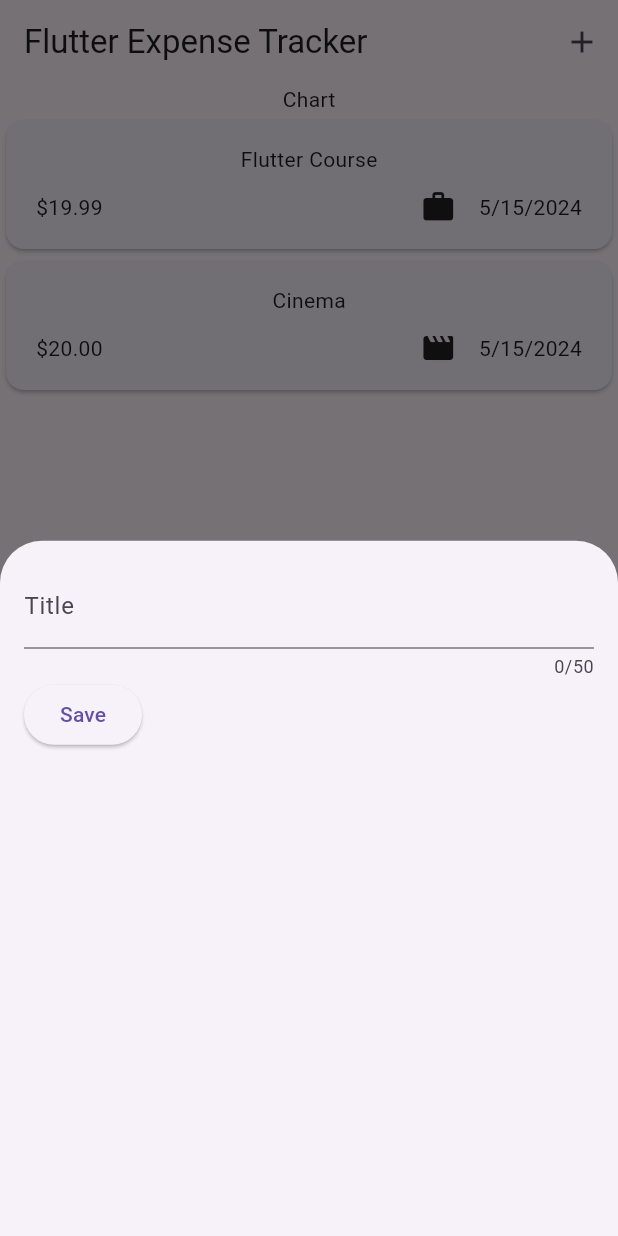
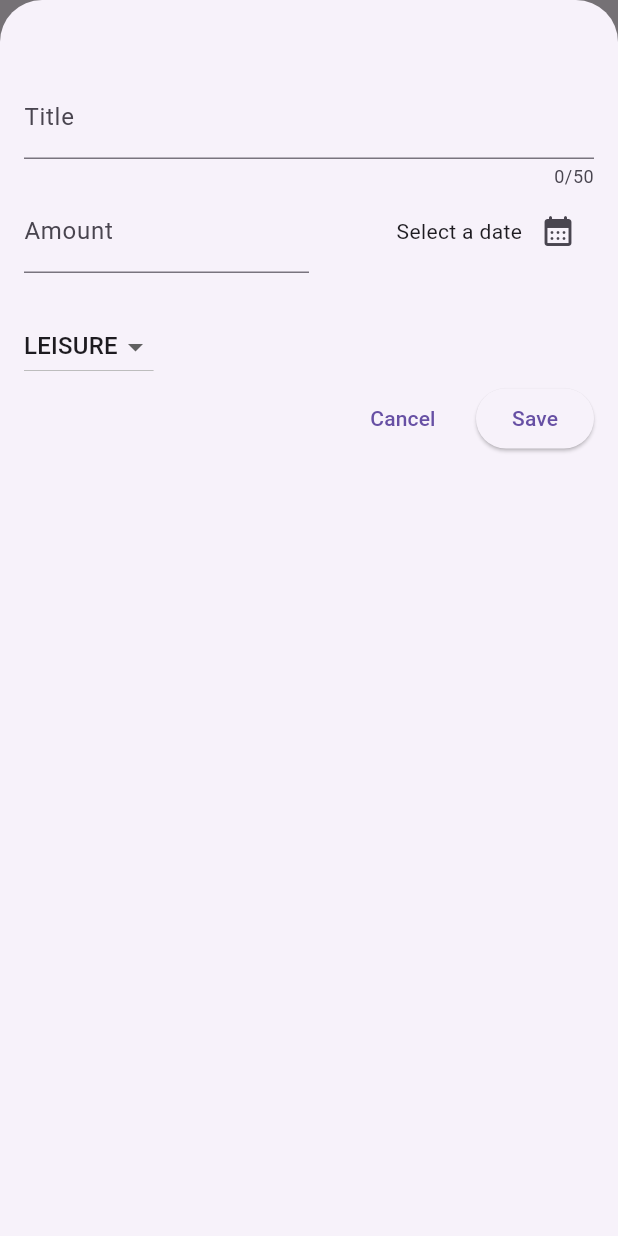
Before and after one commit to TerminalWarlord/Expense-Tracker-App, a Flutter app: the screen it shows after launch, after a tap on the "add" icon, on a phone screen of 412 x 824 dp. Run offline on Flutter 3.47's test engine with Material 2 defaults, Android fonts, the phone set to English and light mode, and no system bars.

```diff
--- a/lib/widgets/expense_list/expenses_list.dart
+++ b/lib/widgets/expense_list/expenses_list.dart
@@ -3,16 +3,24 @@ import 'package:flutter/material.dart';
 import 'package:expense_tracker/models/expense.dart';
 
 class ExpensesList extends StatelessWidget {
-  const ExpensesList({super.key, required this.expenses});
+  const ExpensesList(
+      {super.key, required this.expenses, required this.onRemoveExpense});
 
   final List<Expense> expenses;
+  final void Function(Expense expense) onRemoveExpense;
 
   @override
   Widget build(BuildContext context) {
     return ListView.builder(
       itemCount: expenses.length,
-      itemBuilder: (ctx, index) => ExpenseItem(
-        expense: expenses[index],
+      itemBuilder: (ctx, index) => Dismissible(
+        key: ValueKey(expenses[index]),
+        onDismissed: (direction) {
+          onRemoveExpense(expenses[index]);
+        },
+        child: ExpenseItem(
+          expense: expenses[index],
+        ),
       ),
     );
   }
--- a/lib/widgets/expenses.dart
+++ b/lib/widgets/expenses.dart
@@ -28,15 +28,49 @@ class _ExpensesState extends State<Expenses> {
     ),
   ];
 
+  void _addExpense(Expense newExpense) {
+    setState(() {
+      _userExpenses.add(newExpense);
+    });
+  }
+
   void _handleNewExpense() {
     showModalBottomSheet(
+      isScrollControlled: true,
       context: context,
-      builder: (ctx) => const NewExpense(),
+      builder: (ctx) => NewExpense(onAddExpense: _addExpense),
+    );
+  }
+
+  void _removeExpense(Expense expense) {
+    final expenseIndex = _userExpenses.indexOf(expense);
+    setState(() {
+      _userExpenses.remove(expense);
+    });
+    ScaffoldMessenger.of(context).showSnackBar(
+      SnackBar(
+        duration: const Duration(seconds: 3),
+        content: const Text('Expense has been delected!'),
+        action: SnackBarAction(
+            label: "Undo",
+            onPressed: () {
+              setState(() {
+                _userExpenses.insert(expenseIndex, expense);
+              });
+            }),
+      ),
     );
   }
 
   @override
   Widget build(BuildContext context) {
+    Widget mainContent = const Center(child: Text('No data! Try adding some!'));
+    if (_userExpenses.isNotEmpty) {
+      mainContent = ExpensesList(
+        expenses: _userExpenses,
+        onRemoveExpense: _removeExpense,
+      );
+    }
     return Scaffold(
       appBar: AppBar(
         title: const Text('Flutter Expense Tracker'),
@@ -51,7 +85,7 @@ class _ExpensesState extends State<Expenses> {
         children: [
           const Text('Chart'),
           Expanded(
-            child: ExpensesList(expenses: _userExpenses),
+            child: mainContent,
           ),
         ],
       ),
--- a/lib/widgets/new_expense.dart
+++ b/lib/widgets/new_expense.dart
@@ -1,8 +1,13 @@
 import 'package:flutter/material.dart';
+import 'package:intl/intl.dart';
+import 'package:expense_tracker/models/expense.dart';
+
+final formatter = DateFormat.yMd();
 
 class NewExpense extends StatefulWidget {
-  const NewExpense({super.key});
+  const NewExpense({super.key, required this.onAddExpense});
 
+  final void Function(Expense newExpense) onAddExpense;
   @override
   State<NewExpense> createState() {
     return _NewExpenseState();
@@ -10,20 +15,70 @@ class NewExpense extends StatefulWidget {
 }
 
 class _NewExpenseState extends State<NewExpense> {
-  var _enterredTitle = '';
+  final _titleController = TextEditingController();
+  final _amountController = TextEditingController();
+  DateTime? _selectedDate;
+  Category _selectedCategory = Category.leisure;
 
-  void _saveInputTitle(String userTitle) {
-    _enterredTitle = userTitle;
+  void _datePicker() async {
+    final now = DateTime.now();
+    final firstDate = DateTime(now.year - 1, now.month, now.day);
+    final pickedDate = await showDatePicker(
+        context: context,
+        initialDate: now,
+        firstDate: firstDate,
+        lastDate: now);
+    setState(() {
+      _selectedDate = pickedDate;
+    });
+  }
+
+  void _saveUserInput() {
+    final amount = double.tryParse(_amountController.text);
+    if (_titleController.text.trim().isEmpty ||
+        amount == null ||
+        amount <= 0 ||
+        _selectedDate == null) {
+      showDialog(
+        context: context,
+        builder: (ctx) => AlertDialog(
+          title: const Text('Invalid input!'),
+          content: const Text('Please make sure a valid input was enterred!'),
+          actions: [
+            TextButton(
+              onPressed: () => Navigator.pop(ctx),
+              child: const Text('Close'),
+            ),
+          ],
+        ),
+      );
+      return;
+    }
+    widget.onAddExpense(
+      Expense(
+          title: _titleController.text,
+          amount: amount,
+          category: _selectedCategory,
+          date: _selectedDate!),
+    );
+    Navigator.pop(context);
+  }
+
+  @override
+  void dispose() {
+    _titleController.dispose();
+    _amountController.dispose();
+    super.dispose();
   }
 
   @override
   Widget build(BuildContext context) {
     return Padding(
-      padding: const EdgeInsets.all(16),
+      padding: const EdgeInsets.fromLTRB(16, 50, 16, 16),
       child: Column(
         children: [
           TextField(
-            onChanged: _saveInputTitle,
+            controller: _titleController,
             maxLength: 50,
             decoration: const InputDecoration(
               label: Text('Title'),
@@ -31,10 +86,67 @@ class _NewExpenseState extends State<NewExpense> {
           ),
           Row(
             children: [
+              Expanded(
+                child: TextField(
+                  controller: _amountController,
+                  keyboardType: TextInputType.number,
+                  decoration: const InputDecoration(
+                    prefixText: '\$ ',
+                    label: Text('Amount'),
+                  ),
+                ),
+              ),
+              Expanded(
+                child: Row(
+                  mainAxisAlignment: MainAxisAlignment.end,
+                  crossAxisAlignment: CrossAxisAlignment.center,
+                  children: [
+                    Text(_selectedDate == null
+                        ? "Select a date"
+                        : formatter.format(_selectedDate!)),
+                    IconButton(
+                      onPressed: _datePicker,
+                      icon: const Icon(Icons.calendar_month_rounded),
+                    ),
+                  ],
+                ),
+              ),
+            ],
+          ),
+          const SizedBox(
+            height: 25,
+          ),
+          Row(
+            children: [
+              DropdownButton(
+                value: _selectedCategory,
+                items: Category.values.map((category) {
+                  return DropdownMenuItem(
+                    value: category,
+                    child: Text(category.name.toUpperCase()),
+                  );
+                }).toList(),
+                onChanged: (value) {
+                  if (value == null) return;
+                  setState(() {
+                    _selectedCategory = value;
+                  });
+                },
+              ),
+            ],
+          ),
+          Row(
+            mainAxisAlignment: MainAxisAlignment.end,
+            children: [
+              TextButton(
+                onPressed: () {
+                  Navigator.pop(context);
+                },
+                child: const Text('Cancel'),
+              ),
+              const SizedBox(width: 15),
               ElevatedButton(
-                onPressed: () {
-                  print(_enterredTitle);
-                },
+                onPressed: _saveUserInput,
                 child: const Text('Save'),
               ),
             ],
```
